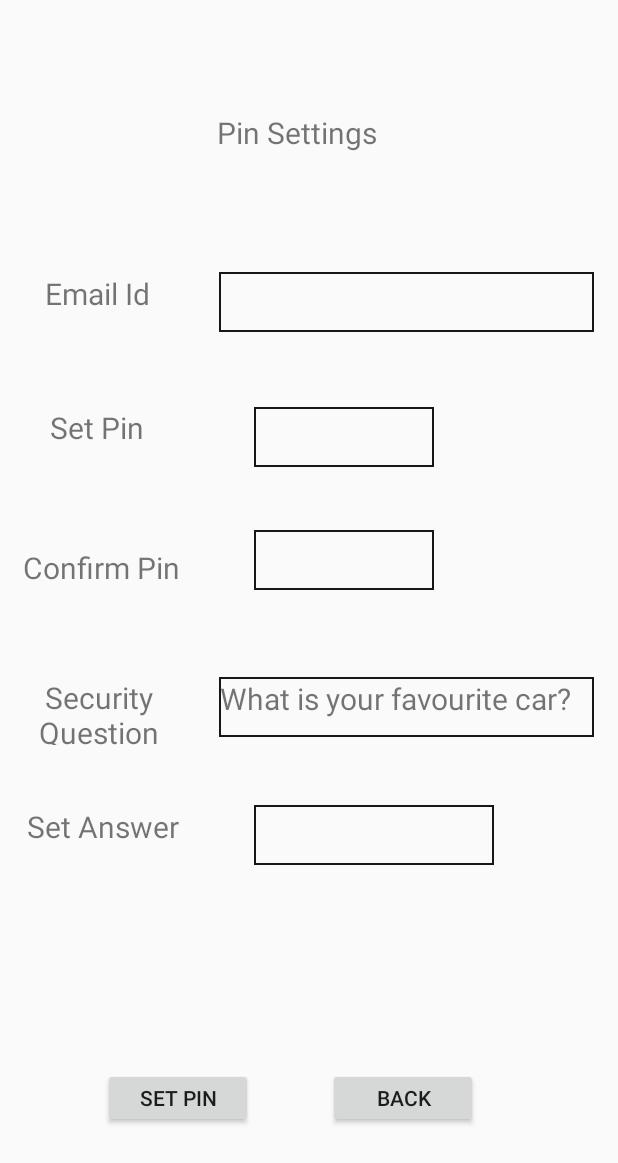
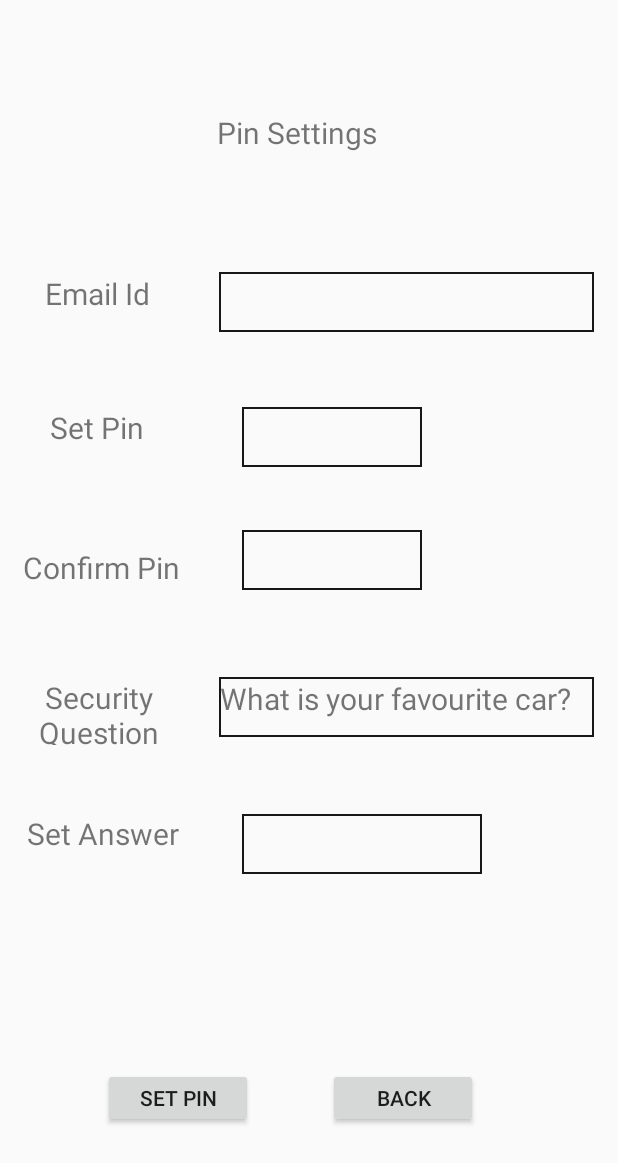
Before and after one commit to DBSE-teaching/isee2019-Sky-Net, an Android app: the layout change_pin.xml on its own in the app's theme, with its tools: preview values and no code run, on a phone screen of 412 x 824 dp. Shown: the top 1163 px of the screen. Run offline under Robolectric (Android 15) with nearby library versions, the phone set to English and light mode, and no system bars.

Commit message:
Aligment complete for all layouts

```diff
--- a/SourceCode/app/src/main/res/layout/change_pin.xml
+++ b/SourceCode/app/src/main/res/layout/change_pin.xml
@@ -79,7 +79,7 @@
         android:maxLength="4"
         app:layout_constraintBottom_toBottomOf="parent"
         app:layout_constraintEnd_toEndOf="parent"
-        app:layout_constraintHorizontal_bias="0.585"
+        app:layout_constraintHorizontal_bias="0.556"
         app:layout_constraintStart_toStartOf="parent"
         app:layout_constraintTop_toTopOf="parent"
         app:layout_constraintVertical_bias="0.343" />
@@ -111,7 +111,7 @@
         android:maxLength="4"
         app:layout_constraintBottom_toBottomOf="parent"
         app:layout_constraintEnd_toEndOf="parent"
-        app:layout_constraintHorizontal_bias="0.585"
+        app:layout_constraintHorizontal_bias="0.556"
         app:layout_constraintStart_toStartOf="parent"
         app:layout_constraintTop_toTopOf="parent"
         app:layout_constraintVertical_bias="0.45" />
@@ -172,7 +172,7 @@
         app:layout_constraintHorizontal_bias="0.01"
         app:layout_constraintStart_toStartOf="parent"
         app:layout_constraintTop_toTopOf="parent"
-        app:layout_constraintVertical_bias="0.69" />
+        app:layout_constraintVertical_bias="0.696" />
 
     <EditText
         android:id="@+id/securityAnswer"
@@ -185,10 +185,10 @@
         android:background="@drawable/border_style"
         app:layout_constraintBottom_toBottomOf="parent"
         app:layout_constraintEnd_toEndOf="parent"
-        app:layout_constraintHorizontal_bias="0.685"
+        app:layout_constraintHorizontal_bias="0.651"
         app:layout_constraintStart_toStartOf="parent"
         app:layout_constraintTop_toTopOf="parent"
-        app:layout_constraintVertical_bias="0.688" />
+        app:layout_constraintVertical_bias="0.696" />
 
     <Button
         android:id="@+id/change_pin_ok"
```
